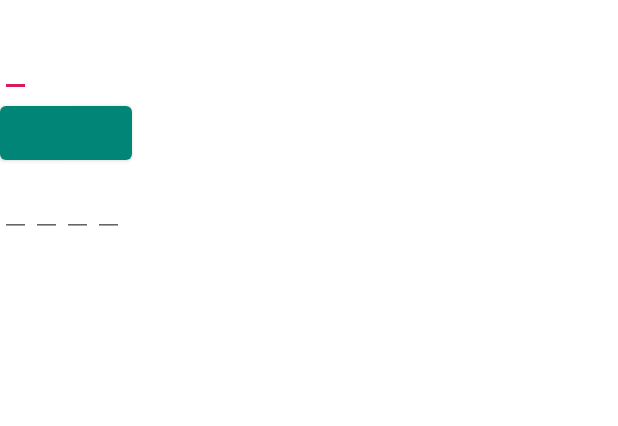
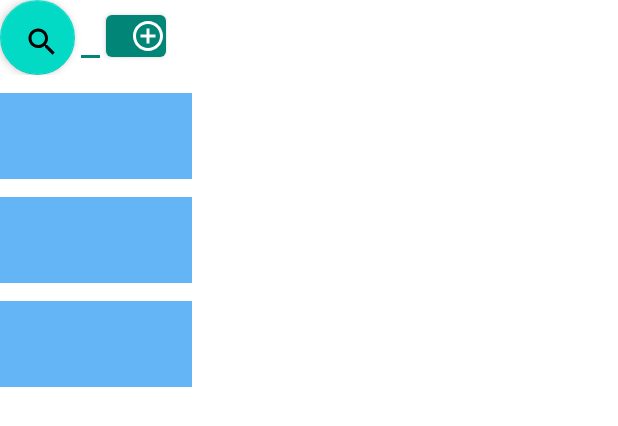
Before and after one commit to monchemin/smallbil, an Android app: the layout fragment_sale.xml on its own in the app's theme, with its tools: preview values and no code run, on a phone screen of 412 x 824 dp. Shown: the top 426 px of the screen. Run offline under Robolectric (Android 15) with nearby library versions, the phone set to English and light mode, and no system bars.

Commit message:
product list

```diff
--- a/app/src/main/java/com/smallbil/ui/MainActivity.java
+++ b/app/src/main/java/com/smallbil/ui/MainActivity.java
@@ -1,7 +1,6 @@
 package com.smallbil.ui;
 
 import android.content.Intent;
-import android.net.Uri;
 import android.os.Bundle;
 import android.view.MenuItem;
 import android.widget.Toast;
@@ -40,6 +39,7 @@ public class MainActivity extends AppCompatActivity implements OnFragmentInterac
                     break;
                 case R.id.sale_fragment:
                     fragment = new SaleFragment();
+                    ((SaleFragment) fragment).setDao(db);
                     break;
                 case R.id.settings_fragment:
                     fragment = new SettingsFragment();
@@ -87,10 +87,6 @@ public class MainActivity extends AppCompatActivity implements OnFragmentInterac
     }
 
 
-    @Override
-    public void onFragmentInteraction(Uri uri) {
-
-    }
 
     @Override
     public void readBarCode() {
--- a/app/src/main/java/com/smallbil/ui/OnFragmentInteractionListener.java
+++ b/app/src/main/java/com/smallbil/ui/OnFragmentInteractionListener.java
@@ -1,9 +1,7 @@
 package com.smallbil.ui;
 
-import android.net.Uri;
 
 public interface OnFragmentInteractionListener {
 
-    void onFragmentInteraction(Uri uri);
     void readBarCode();
 }
--- a/app/src/main/java/com/smallbil/ui/ProductFragment.java
+++ b/app/src/main/java/com/smallbil/ui/ProductFragment.java
@@ -152,11 +152,6 @@ public class ProductFragment extends Fragment implements BarCodeRequest  {
         return view;
     }
 
-    public void onButtonPressed(Uri uri) {
-        if (mListener != null) {
-            mListener.onFragmentInteraction(uri);
-        }
-    }
 
     @Override
     public void onAttach(Context context) {
--- a/app/src/main/res/layout/fragment_sale.xml
+++ b/app/src/main/res/layout/fragment_sale.xml
@@ -11,27 +11,47 @@
         android:layout_height="match_parent"
         android:orientation="vertical">
 
+
         <androidx.appcompat.widget.LinearLayoutCompat
             android:layout_width="match_parent"
             android:layout_height="wrap_content"
-            android:orientation="vertical">
+            android:orientation="horizontal">
+
+            <com.google.android.material.floatingactionbutton.FloatingActionButton
+                android:id="@+id/sale_floating_button"
+                android:layout_width="50dp"
+                android:layout_height="50dp"
+                android:layout_gravity="left"
+                android:layout_margin="0dp"
+                app:elevation="4dp"
+                app:srcCompat="@drawable/ic_baseline_search_24px"
+                app:layout_anchorGravity="top|right"
+                tools:ignore="VectorDrawableCompat" />
 
             <androidx.appcompat.widget.AppCompatTextView
+                android:id="@+id/sale_current_name"
                 android:layout_width="wrap_content"
                 android:layout_height="wrap_content" />
+
             <com.google.android.material.textfield.TextInputEditText
+                android:id="@+id/sale_current_quantity"
                 android:layout_width="wrap_content"
                 android:layout_height="wrap_content" />
+
             <com.google.android.material.button.MaterialButton
-                android:layout_width="wrap_content"
-                android:layout_height="wrap_content" />
+                android:layout_width="40dp"
+                android:layout_height="40dp"
+                android:layout_alignParentEnd="true"
+                android:layout_alignParentRight="true"
+                app:icon="@drawable/ic_baseline_control_point_24px"
+                app:layout_constraintRight_toRightOf="parent" />
 
         </androidx.appcompat.widget.LinearLayoutCompat>
 
         <androidx.recyclerview.widget.RecyclerView
+            android:id="@+id/sale_product_list"
             android:layout_width="match_parent"
-            android:layout_height="wrap_content"
-            android:id="@+id/sale_product_list"
+            android:layout_height="match_parent"
             app:layoutManager="androidx.recyclerview.widget.LinearLayoutManager"
             tools:listitem="@layout/recyclerview_product_list_item">
 
--- a/app/src/main/res/layout/recyclerview_product_list_item.xml
+++ b/app/src/main/res/layout/recyclerview_product_list_item.xml
@@ -1,23 +1,27 @@
 <?xml version="1.0" encoding="utf-8"?>
 <LinearLayout xmlns:android="http://schemas.android.com/apk/res/android"
     android:layout_width="match_parent"
-    android:layout_height="match_parent"
+    android:layout_height="wrap_content"
     android:orientation="horizontal">
-    <com.google.android.material.textfield.TextInputEditText
+    <androidx.appcompat.widget.AppCompatTextView
         android:id="@+id/product_list_name"
         android:layout_width="wrap_content"
-        android:layout_height="wrap_content" />
-    <com.google.android.material.textfield.TextInputEditText
+        android:layout_height="wrap_content"
+        style="@style/text_view_style"/>
+    <androidx.appcompat.widget.AppCompatTextView
         android:id="@+id/product_list_quantity"
         android:layout_width="wrap_content"
-        android:layout_height="wrap_content" />
-    <com.google.android.material.textfield.TextInputEditText
+        android:layout_height="wrap_content"
+        style="@style/text_view_style"/>
+    <androidx.appcompat.widget.AppCompatTextView
         android:id="@+id/product_list_amount"
         android:layout_width="wrap_content"
-        android:layout_height="wrap_content" />
-    <com.google.android.material.textfield.TextInputEditText
+        android:layout_height="wrap_content"
+        style="@style/text_view_style"/>
+    <androidx.appcompat.widget.AppCompatTextView
         android:id="@+id/product_list_total"
         android:layout_width="wrap_content"
-        android:layout_height="wrap_content" />
+        android:layout_height="wrap_content"
+        style="@style/text_view_style"/>
 
 </LinearLayout>
--- a/app/src/main/res/values/colors.xml
+++ b/app/src/main/res/values/colors.xml
@@ -2,5 +2,10 @@
 <resources>
     <color name="colorPrimary">#008577</color>
     <color name="colorPrimaryDark">#00574B</color>
-    <color name="colorAccent">#D81B60</color>
+    <color name="colorAccent">#008577</color>
+    <color name="colorPrimaryLight">#64b5f6</color>
+    <color name="colorAccentLight">#FFFF9800</color>
+    <color name="colorTextPrimary">@android:color/white</color>
+    <color name="colorScreenBackground">#fff3e0</color>
+    <color name="colorTextHint">#E0E0E0</color>
 </resources>
--- a/app/src/main/res/values/styles.xml
+++ b/app/src/main/res/values/styles.xml
@@ -8,5 +8,16 @@
         <item name="colorAccent">@color/colorAccent</item>
 
     </style>
+    <style name="text_view_style">
+        <item name="android:layout_width">match_parent</item>
+        <item name="android:layout_height">wrap_content</item>
+        <item name="android:textAppearance">
+            @android:style/TextAppearance.Large</item>
+        <item name="android:background">@color/colorPrimaryLight</item>
+        <item name="android:layout_marginTop">8dp</item>
+        <item name="android:layout_gravity">center</item>
+        <item name="android:padding">16dp</item>
+        <item name="android:textColor">@color/colorTextPrimary</item>
+    </style>
 
 </resources>
```
Also changed, not shown: app/src/main/java/com/smallbil/adapters/ProductListAdapter.java (+35 -4 lines), app/src/main/java/com/smallbil/ui/SaleFragment.java (+66 -56 lines).
